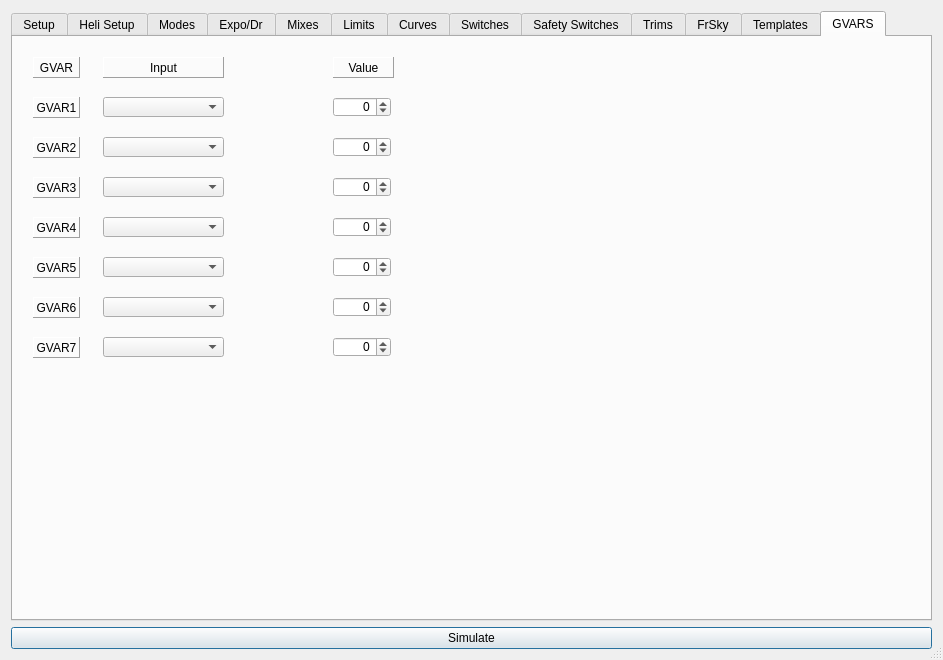
The window that src/modeledit.ui (xhorizont/eepe) describes before a commit, drawn with Qt 5.
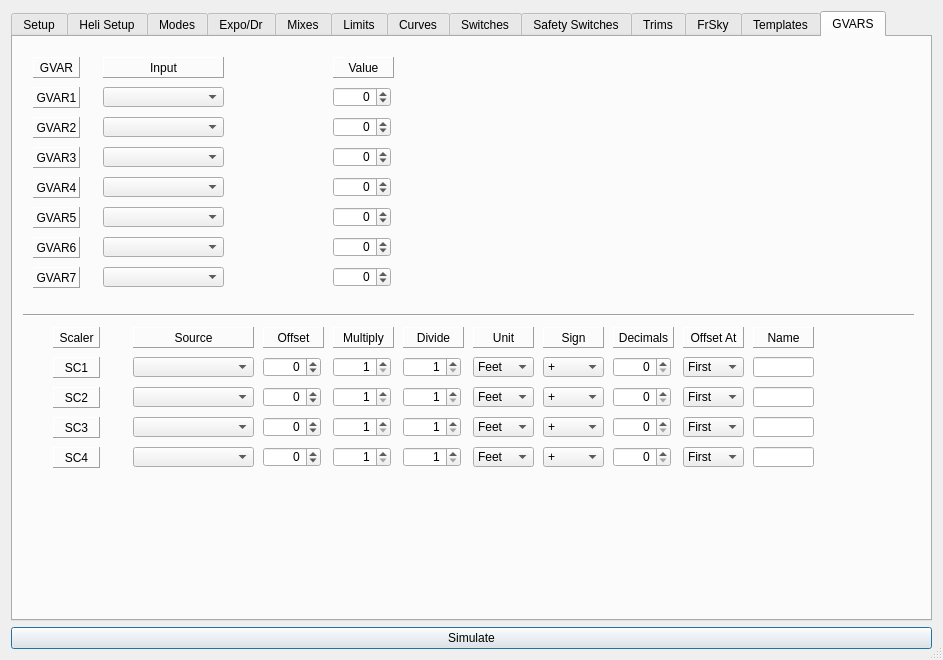
The same window after the commit. The open tabs and pages were chosen to show the change. Icons and pictures are not drawn.

Commit message: Suroces update - bug fixes, Add Scalers, Icon updates, common .pro files

```diff
--- a/src/modeledit.ui
+++ b/src/modeledit.ui
@@ -10673,7 +10673,7 @@
        <property name="geometry">
         <rect>
          <x>20</x>
-         <y>60</y>
+         <y>50</y>
          <width>47</width>
          <height>21</height>
         </rect>
@@ -10701,7 +10701,7 @@
        <property name="geometry">
         <rect>
          <x>20</x>
-         <y>100</y>
+         <y>80</y>
          <width>47</width>
          <height>21</height>
         </rect>
@@ -10729,7 +10729,7 @@
        <property name="geometry">
         <rect>
          <x>20</x>
-         <y>140</y>
+         <y>110</y>
          <width>47</width>
          <height>21</height>
         </rect>
@@ -10757,7 +10757,7 @@
        <property name="geometry">
         <rect>
          <x>20</x>
-         <y>180</y>
+         <y>140</y>
          <width>47</width>
          <height>21</height>
         </rect>
@@ -10785,7 +10785,7 @@
        <property name="geometry">
         <rect>
          <x>20</x>
-         <y>220</y>
+         <y>170</y>
          <width>47</width>
          <height>21</height>
         </rect>
@@ -10813,7 +10813,7 @@
        <property name="geometry">
         <rect>
          <x>90</x>
-         <y>60</y>
+         <y>50</y>
          <width>121</width>
          <height>20</height>
         </rect>
@@ -10823,7 +10823,7 @@
        <property name="geometry">
         <rect>
          <x>90</x>
-         <y>100</y>
+         <y>80</y>
          <width>121</width>
          <height>20</height>
         </rect>
@@ -10833,7 +10833,7 @@
        <property name="geometry">
         <rect>
          <x>90</x>
-         <y>140</y>
+         <y>110</y>
          <width>121</width>
          <height>20</height>
         </rect>
@@ -10843,7 +10843,7 @@
        <property name="geometry">
         <rect>
          <x>90</x>
-         <y>180</y>
+         <y>140</y>
          <width>121</width>
          <height>20</height>
         </rect>
@@ -10853,7 +10853,7 @@
        <property name="geometry">
         <rect>
          <x>90</x>
-         <y>220</y>
+         <y>170</y>
          <width>121</width>
          <height>20</height>
         </rect>
@@ -10863,7 +10863,7 @@
        <property name="geometry">
         <rect>
          <x>320</x>
-         <y>60</y>
+         <y>50</y>
          <width>58</width>
          <height>20</height>
         </rect>
@@ -10885,7 +10885,7 @@
        <property name="geometry">
         <rect>
          <x>320</x>
-         <y>100</y>
+         <y>80</y>
          <width>58</width>
          <height>20</height>
         </rect>
@@ -10907,7 +10907,7 @@
        <property name="geometry">
         <rect>
          <x>320</x>
-         <y>140</y>
+         <y>110</y>
          <width>58</width>
          <height>20</height>
         </rect>
@@ -10929,7 +10929,7 @@
        <property name="geometry">
         <rect>
          <x>320</x>
-         <y>220</y>
+         <y>170</y>
          <width>58</width>
          <height>20</height>
         </rect>
@@ -10951,7 +10951,7 @@
        <property name="geometry">
         <rect>
          <x>320</x>
-         <y>180</y>
+         <y>140</y>
          <width>58</width>
          <height>20</height>
         </rect>
@@ -10973,7 +10973,7 @@
        <property name="geometry">
         <rect>
          <x>20</x>
-         <y>260</y>
+         <y>200</y>
          <width>47</width>
          <height>21</height>
         </rect>
@@ -11001,7 +11001,7 @@
        <property name="geometry">
         <rect>
          <x>20</x>
-         <y>300</y>
+         <y>230</y>
          <width>47</width>
          <height>21</height>
         </rect>
@@ -11029,7 +11029,7 @@
        <property name="geometry">
         <rect>
          <x>90</x>
-         <y>260</y>
+         <y>200</y>
          <width>121</width>
          <height>20</height>
         </rect>
@@ -11039,7 +11039,7 @@
        <property name="geometry">
         <rect>
          <x>90</x>
-         <y>300</y>
+         <y>230</y>
          <width>121</width>
          <height>20</height>
         </rect>
@@ -11049,7 +11049,7 @@
        <property name="geometry">
         <rect>
          <x>320</x>
-         <y>260</y>
+         <y>200</y>
          <width>58</width>
          <height>20</height>
         </rect>
@@ -11071,7 +11071,7 @@
        <property name="geometry">
         <rect>
          <x>320</x>
-         <y>300</y>
+         <y>230</y>
          <width>58</width>
          <height>20</height>
         </rect>
@@ -11089,6 +11089,1215 @@
         <number>125</number>
        </property>
       </widget>
+      <widget class="QLabel" name="label_209">
+       <property name="geometry">
+        <rect>
+         <x>40</x>
+         <y>320</y>
+         <width>47</width>
+         <height>21</height>
+        </rect>
+       </property>
+       <property name="frameShape">
+        <enum>QFrame::Panel</enum>
+       </property>
+       <property name="frameShadow">
+        <enum>QFrame::Raised</enum>
+       </property>
+       <property name="midLineWidth">
+        <number>0</number>
+       </property>
+       <property name="text">
+        <string>SC1</string>
+       </property>
+       <property name="alignment">
+        <set>Qt::AlignCenter</set>
+       </property>
+       <property name="margin">
+        <number>3</number>
+       </property>
+      </widget>
+      <widget class="QComboBox" name="Sc1SrcCB">
+       <property name="geometry">
+        <rect>
+         <x>120</x>
+         <y>320</y>
+         <width>121</width>
+         <height>20</height>
+        </rect>
+       </property>
+      </widget>
+      <widget class="QLabel" name="label_210">
+       <property name="geometry">
+        <rect>
+         <x>40</x>
+         <y>290</y>
+         <width>47</width>
+         <height>21</height>
+        </rect>
+       </property>
+       <property name="frameShape">
+        <enum>QFrame::Panel</enum>
+       </property>
+       <property name="frameShadow">
+        <enum>QFrame::Raised</enum>
+       </property>
+       <property name="midLineWidth">
+        <number>0</number>
+       </property>
+       <property name="text">
+        <string>Scaler</string>
+       </property>
+       <property name="alignment">
+        <set>Qt::AlignCenter</set>
+       </property>
+       <property name="margin">
+        <number>3</number>
+       </property>
+      </widget>
+      <widget class="QLabel" name="label_211">
+       <property name="geometry">
+        <rect>
+         <x>120</x>
+         <y>290</y>
+         <width>121</width>
+         <height>21</height>
+        </rect>
+       </property>
+       <property name="frameShape">
+        <enum>QFrame::Panel</enum>
+       </property>
+       <property name="frameShadow">
+        <enum>QFrame::Raised</enum>
+       </property>
+       <property name="midLineWidth">
+        <number>0</number>
+       </property>
+       <property name="text">
+        <string>Source</string>
+       </property>
+       <property name="alignment">
+        <set>Qt::AlignCenter</set>
+       </property>
+       <property name="margin">
+        <number>3</number>
+       </property>
+      </widget>
+      <widget class="QLabel" name="label_212">
+       <property name="geometry">
+        <rect>
+         <x>250</x>
+         <y>290</y>
+         <width>61</width>
+         <height>21</height>
+        </rect>
+       </property>
+       <property name="frameShape">
+        <enum>QFrame::Panel</enum>
+       </property>
+       <property name="frameShadow">
+        <enum>QFrame::Raised</enum>
+       </property>
+       <property name="midLineWidth">
+        <number>0</number>
+       </property>
+       <property name="text">
+        <string>Offset</string>
+       </property>
+       <property name="alignment">
+        <set>Qt::AlignCenter</set>
+       </property>
+       <property name="margin">
+        <number>3</number>
+       </property>
+      </widget>
+      <widget class="QLabel" name="label_213">
+       <property name="geometry">
+        <rect>
+         <x>320</x>
+         <y>290</y>
+         <width>61</width>
+         <height>21</height>
+        </rect>
+       </property>
+       <property name="frameShape">
+        <enum>QFrame::Panel</enum>
+       </property>
+       <property name="frameShadow">
+        <enum>QFrame::Raised</enum>
+       </property>
+       <property name="midLineWidth">
+        <number>0</number>
+       </property>
+       <property name="text">
+        <string>Multiply</string>
+       </property>
+       <property name="alignment">
+        <set>Qt::AlignCenter</set>
+       </property>
+       <property name="margin">
+        <number>3</number>
+       </property>
+      </widget>
+      <widget class="QLabel" name="label_214">
+       <property name="geometry">
+        <rect>
+         <x>390</x>
+         <y>290</y>
+         <width>61</width>
+         <height>21</height>
+        </rect>
+       </property>
+       <property name="frameShape">
+        <enum>QFrame::Panel</enum>
+       </property>
+       <property name="frameShadow">
+        <enum>QFrame::Raised</enum>
+       </property>
+       <property name="midLineWidth">
+        <number>0</number>
+       </property>
+       <property name="text">
+        <string>Divide</string>
+       </property>
+       <property name="alignment">
+        <set>Qt::AlignCenter</set>
+       </property>
+       <property name="margin">
+        <number>3</number>
+       </property>
+      </widget>
+      <widget class="QLabel" name="label_215">
+       <property name="geometry">
+        <rect>
+         <x>460</x>
+         <y>290</y>
+         <width>61</width>
+         <height>21</height>
+        </rect>
+       </property>
+       <property name="frameShape">
+        <enum>QFrame::Panel</enum>
+       </property>
+       <property name="frameShadow">
+        <enum>QFrame::Raised</enum>
+       </property>
+       <property name="midLineWidth">
+        <number>0</number>
+       </property>
+       <property name="text">
+        <string>Unit</string>
+       </property>
+       <property name="alignment">
+        <set>Qt::AlignCenter</set>
+       </property>
+       <property name="margin">
+        <number>3</number>
+       </property>
+      </widget>
+      <widget class="QLabel" name="label_216">
+       <property name="geometry">
+        <rect>
+         <x>530</x>
+         <y>290</y>
+         <width>61</width>
+         <height>21</height>
+        </rect>
+       </property>
+       <property name="frameShape">
+        <enum>QFrame::Panel</enum>
+       </property>
+       <property name="frameShadow">
+        <enum>QFrame::Raised</enum>
+       </property>
+       <property name="midLineWidth">
+        <number>0</number>
+       </property>
+       <property name="text">
+        <string>Sign</string>
+       </property>
+       <property name="alignment">
+        <set>Qt::AlignCenter</set>
+       </property>
+       <property name="margin">
+        <number>3</number>
+       </property>
+      </widget>
+      <widget class="QLabel" name="label_217">
+       <property name="geometry">
+        <rect>
+         <x>600</x>
+         <y>290</y>
+         <width>61</width>
+         <height>21</height>
+        </rect>
+       </property>
+       <property name="frameShape">
+        <enum>QFrame::Panel</enum>
+       </property>
+       <property name="frameShadow">
+        <enum>QFrame::Raised</enum>
+       </property>
+       <property name="midLineWidth">
+        <number>0</number>
+       </property>
+       <property name="text">
+        <string>Decimals</string>
+       </property>
+       <property name="alignment">
+        <set>Qt::AlignCenter</set>
+       </property>
+       <property name="margin">
+        <number>3</number>
+       </property>
+      </widget>
+      <widget class="QLabel" name="label_218">
+       <property name="geometry">
+        <rect>
+         <x>670</x>
+         <y>290</y>
+         <width>61</width>
+         <height>21</height>
+        </rect>
+       </property>
+       <property name="frameShape">
+        <enum>QFrame::Panel</enum>
+       </property>
+       <property name="frameShadow">
+        <enum>QFrame::Raised</enum>
+       </property>
+       <property name="midLineWidth">
+        <number>0</number>
+       </property>
+       <property name="text">
+        <string>Offset At</string>
+       </property>
+       <property name="alignment">
+        <set>Qt::AlignCenter</set>
+       </property>
+       <property name="margin">
+        <number>3</number>
+       </property>
+      </widget>
+      <widget class="Line" name="line_2">
+       <property name="geometry">
+        <rect>
+         <x>10</x>
+         <y>270</y>
+         <width>891</width>
+         <height>16</height>
+        </rect>
+       </property>
+       <property name="orientation">
+        <enum>Qt::Horizontal</enum>
+       </property>
+      </widget>
+      <widget class="QSpinBox" name="Sc1OffsetSB">
+       <property name="geometry">
+        <rect>
+         <x>250</x>
+         <y>320</y>
+         <width>58</width>
+         <height>20</height>
+        </rect>
+       </property>
+       <property name="alignment">
+        <set>Qt::AlignRight|Qt::AlignTrailing|Qt::AlignVCenter</set>
+       </property>
+       <property name="accelerated">
+        <bool>true</bool>
+       </property>
+       <property name="minimum">
+        <number>-1024</number>
+       </property>
+       <property name="maximum">
+        <number>1024</number>
+       </property>
+      </widget>
+      <widget class="QSpinBox" name="Sc1MultSB">
+       <property name="geometry">
+        <rect>
+         <x>320</x>
+         <y>320</y>
+         <width>58</width>
+         <height>20</height>
+        </rect>
+       </property>
+       <property name="alignment">
+        <set>Qt::AlignRight|Qt::AlignTrailing|Qt::AlignVCenter</set>
+       </property>
+       <property name="accelerated">
+        <bool>true</bool>
+       </property>
+       <property name="minimum">
+        <number>1</number>
+       </property>
+       <property name="maximum">
+        <number>256</number>
+       </property>
+      </widget>
+      <widget class="QSpinBox" name="Sc1DivSB">
+       <property name="geometry">
+        <rect>
+         <x>390</x>
+         <y>320</y>
+         <width>58</width>
+         <height>20</height>
+        </rect>
+       </property>
+       <property name="alignment">
+        <set>Qt::AlignRight|Qt::AlignTrailing|Qt::AlignVCenter</set>
+       </property>
+       <property name="accelerated">
+        <bool>true</bool>
+       </property>
+       <property name="minimum">
+        <number>1</number>
+       </property>
+       <property name="maximum">
+        <number>256</number>
+       </property>
+      </widget>
+      <widget class="QComboBox" name="Sc1UnitsCB">
+       <property name="geometry">
+        <rect>
+         <x>460</x>
+         <y>320</y>
+         <width>61</width>
+         <height>20</height>
+        </rect>
+       </property>
+       <item>
+        <property name="text">
+         <string>Feet</string>
+        </property>
+       </item>
+       <item>
+        <property name="text">
+         <string>Volts</string>
+        </property>
+       </item>
+       <item>
+        <property name="text">
+         <string>Deg_C</string>
+        </property>
+       </item>
+       <item>
+        <property name="text">
+         <string>Deg_F</string>
+        </property>
+       </item>
+       <item>
+        <property name="text">
+         <string>mAh</string>
+        </property>
+       </item>
+       <item>
+        <property name="text">
+         <string>Amps</string>
+        </property>
+       </item>
+       <item>
+        <property name="text">
+         <string>Metre</string>
+        </property>
+       </item>
+       <item>
+        <property name="text">
+         <string>Watts</string>
+        </property>
+       </item>
+      </widget>
+      <widget class="QComboBox" name="Sc1SignCB">
+       <property name="geometry">
+        <rect>
+         <x>530</x>
+         <y>320</y>
+         <width>61</width>
+         <height>20</height>
+        </rect>
+       </property>
+       <item>
+        <property name="text">
+         <string>+</string>
+        </property>
+       </item>
+       <item>
+        <property name="text">
+         <string>-</string>
+        </property>
+       </item>
+      </widget>
+      <widget class="QComboBox" name="Sc1OffAtCB">
+       <property name="geometry">
+        <rect>
+         <x>670</x>
+         <y>320</y>
+         <width>61</width>
+         <height>20</height>
+        </rect>
+       </property>
+       <item>
+        <property name="text">
+         <string>First</string>
+        </property>
+       </item>
+       <item>
+        <property name="text">
+         <string>Last</string>
+        </property>
+       </item>
+      </widget>
+      <widget class="QSpinBox" name="Sc1DecimalsSB">
+       <property name="geometry">
+        <rect>
+         <x>600</x>
+         <y>320</y>
+         <width>58</width>
+         <height>20</height>
+        </rect>
+       </property>
+       <property name="alignment">
+        <set>Qt::AlignRight|Qt::AlignTrailing|Qt::AlignVCenter</set>
+       </property>
+       <property name="accelerated">
+        <bool>true</bool>
+       </property>
+       <property name="minimum">
+        <number>0</number>
+       </property>
+       <property name="maximum">
+        <number>2</number>
+       </property>
+      </widget>
+      <widget class="QLabel" name="label_219">
+       <property name="geometry">
+        <rect>
+         <x>740</x>
+         <y>290</y>
+         <width>61</width>
+         <height>21</height>
+        </rect>
+       </property>
+       <property name="frameShape">
+        <enum>QFrame::Panel</enum>
+       </property>
+       <property name="frameShadow">
+        <enum>QFrame::Raised</enum>
+       </property>
+       <property name="midLineWidth">
+        <number>0</number>
+       </property>
+       <property name="text">
+        <string>Name</string>
+       </property>
+       <property name="alignment">
+        <set>Qt::AlignCenter</set>
+       </property>
+       <property name="margin">
+        <number>3</number>
+       </property>
+      </widget>
+      <widget class="QLineEdit" name="SC1Name">
+       <property name="geometry">
+        <rect>
+         <x>740</x>
+         <y>320</y>
+         <width>61</width>
+         <height>20</height>
+        </rect>
+       </property>
+       <property name="maxLength">
+        <number>4</number>
+       </property>
+      </widget>
+      <widget class="QComboBox" name="Sc2SrcCB">
+       <property name="geometry">
+        <rect>
+         <x>120</x>
+         <y>350</y>
+         <width>121</width>
+         <height>20</height>
+        </rect>
+       </property>
+      </widget>
+      <widget class="QLabel" name="label_220">
+       <property name="geometry">
+        <rect>
+         <x>40</x>
+         <y>350</y>
+         <width>47</width>
+         <height>21</height>
+        </rect>
+       </property>
+       <property name="frameShape">
+        <enum>QFrame::Panel</enum>
+       </property>
+       <property name="frameShadow">
+        <enum>QFrame::Raised</enum>
+       </property>
+       <property name="midLineWidth">
+        <number>0</number>
+       </property>
+       <property name="text">
+        <string>SC2</string>
+       </property>
+       <property name="alignment">
+        <set>Qt::AlignCenter</set>
+       </property>
+       <property name="margin">
+        <number>3</number>
+       </property>
+      </widget>
+      <widget class="QLabel" name="label_221">
+       <property name="geometry">
+        <rect>
+         <x>40</x>
+         <y>380</y>
+         <width>47</width>
+         <height>21</height>
+        </rect>
+       </property>
+       <property name="frameShape">
+        <enum>QFrame::Panel</enum>
+       </property>
+       <property name="frameShadow">
+        <enum>QFrame::Raised</enum>
+       </property>
+       <property name="midLineWidth">
+        <number>0</number>
+       </property>
+       <property name="text">
+        <string>SC3</string>
+       </property>
+       <property name="alignment">
+        <set>Qt::AlignCenter</set>
+       </property>
+       <property name="margin">
+        <number>3</number>
+       </property>
+      </widget>
+      <widget class="QLabel" name="label_222">
+       <property name="geometry">
+        <rect>
+         <x>40</x>
+         <y>410</y>
+         <width>47</width>
+         <height>21</height>
+        </rect>
+       </property>
+       <property name="frameShape">
+        <enum>QFrame::Panel</enum>
+       </property>
+       <property name="frameShadow">
+        <enum>QFrame::Raised</enum>
+       </property>
+       <property name="midLineWidth">
+        <number>0</number>
+       </property>
+       <property name="text">
+        <string>SC4</string>
+       </property>
+       <property name="alignment">
+        <set>Qt::AlignCenter</set>
+       </property>
+       <property name="margin">
+        <number>3</number>
+       </property>
+      </widget>
+      <widget class="QComboBox" name="Sc3SrcCB">
+       <property name="geometry">
+        <rect>
+         <x>120</x>
+         <y>380</y>
+         <width>121</width>
+         <height>20</height>
+        </rect>
+       </property>
+      </widget>
+      <widget class="QComboBox" name="Sc4SrcCB">
+       <property name="geometry">
+        <rect>
+         <x>120</x>
+         <y>410</y>
+         <width>121</width>
+         <height>20</height>
+        </rect>
+       </property>
+      </widget>
+      <widget class="QSpinBox" name="Sc2MultSB">
+       <property name="geometry">
+        <rect>
+         <x>320</x>
+         <y>350</y>
+         <width>58</width>
+         <height>20</height>
+        </rect>
+       </property>
+       <property name="alignment">
+        <set>Qt::AlignRight|Qt::AlignTrailing|Qt::AlignVCenter</set>
+       </property>
+       <property name="accelerated">
+        <bool>true</bool>
+       </property>
+       <property name="minimum">
+        <number>1</number>
+       </property>
+       <property name="maximum">
+        <number>256</number>
+       </property>
+      </widget>
+      <widget class="QSpinBox" name="Sc2OffsetSB">
+       <property name="geometry">
+        <rect>
+         <x>250</x>
+         <y>350</y>
+         <width>58</width>
+         <height>20</height>
+        </rect>
+       </property>
+       <property name="alignment">
+        <set>Qt::AlignRight|Qt::AlignTrailing|Qt::AlignVCenter</set>
+       </property>
+       <property name="accelerated">
+        <bool>true</bool>
+       </property>
+       <property name="minimum">
+        <number>-1024</number>
+       </property>
+       <property name="maximum">
+        <number>1024</number>
+       </property>
+      </widget>
+      <widget class="QLineEdit" name="SC2Name">
+       <property name="geometry">
+        <rect>
+         <x>740</x>
+         <y>350</y>
+         <width>61</width>
+         <height>20</height>
+        </rect>
+       </property>
+       <property name="maxLength">
+        <number>4</number>
+       </property>
+      </widget>
+      <widget class="QComboBox" name="Sc2SignCB">
+       <property name="geometry">
+        <rect>
+         <x>530</x>
+         <y>350</y>
+         <width>61</width>
+         <height>20</height>
+        </rect>
+       </property>
+       <item>
+        <property name="text">
+         <string>+</string>
+        </property>
+       </item>
+       <item>
+        <property name="text">
+         <string>-</string>
+        </property>
+       </item>
+      </widget>
+      <widget class="QComboBox" name="Sc2OffAtCB">
+       <property name="geometry">
+        <rect>
+         <x>670</x>
+         <y>350</y>
+         <width>61</width>
+         <height>20</height>
+        </rect>
+       </property>
+       <item>
+        <property name="text">
+         <string>First</string>
+        </property>
+       </item>
+       <item>
+        <property name="text">
+         <string>Last</string>
+        </property>
+       </item>
+      </widget>
+      <widget class="QSpinBox" name="Sc2DecimalsSB">
+       <property name="geometry">
+        <rect>
+         <x>600</x>
+         <y>350</y>
+         <width>58</width>
+         <height>20</height>
+        </rect>
+       </property>
+       <property name="alignment">
+        <set>Qt::AlignRight|Qt::AlignTrailing|Qt::AlignVCenter</set>
+       </property>
+       <property name="accelerated">
+        <bool>true</bool>
+       </property>
+       <property name="minimum">
+        <number>0</number>
+       </property>
+       <property name="maximum">
+        <number>2</number>
+       </property>
+      </widget>
+      <widget class="QComboBox" name="Sc2UnitsCB">
+       <property name="geometry">
+        <rect>
+         <x>460</x>
+         <y>350</y>
+         <width>61</width>
+         <height>20</height>
+        </rect>
+       </property>
+       <item>
+        <property name="text">
+         <string>Feet</string>
+        </property>
+       </item>
+       <item>
+        <property name="text">
+         <string>Volts</string>
+        </property>
+       </item>
+       <item>
+        <property name="text">
+         <string>Deg_C</string>
+        </property>
+       </item>
+       <item>
+        <property name="text">
+         <string>Deg_F</string>
+        </property>
+       </item>
+       <item>
+        <property name="text">
+         <string>mAh</string>
+        </property>
+       </item>
+       <item>
+        <property name="text">
+         <string>Amps</string>
+        </property>
+       </item>
+       <item>
+        <property name="text">
+         <string>Metre</string>
+        </property>
+       </item>
+       <item>
+        <property name="text">
+         <string>Watts</string>
+        </property>
+       </item>
+      </widget>
+      <widget class="QSpinBox" name="Sc2DivSB">
+       <property name="geometry">
+        <rect>
+         <x>390</x>
+         <y>350</y>
+         <width>58</width>
+         <height>20</height>
+        </rect>
+       </property>
+       <property name="alignment">
+        <set>Qt::AlignRight|Qt::AlignTrailing|Qt::AlignVCenter</set>
+       </property>
+       <property name="accelerated">
+        <bool>true</bool>
+       </property>
+       <property name="minimum">
+        <number>1</number>
+       </property>
+       <property name="maximum">
+        <number>256</number>
+       </property>
+      </widget>
+      <widget class="QLineEdit" name="SC3Name">
+       <property name="geometry">
+        <rect>
+         <x>740</x>
+         <y>380</y>
+         <width>61</width>
+         <height>20</height>
+        </rect>
+       </property>
+       <property name="maxLength">
+        <number>4</number>
+       </property>
+      </widget>
+      <widget class="QSpinBox" name="Sc3DivSB">
+       <property name="geometry">
+        <rect>
+         <x>390</x>
+         <y>380</y>
+         <width>58</width>
+         <height>20</height>
+        </rect>
+       </property>
+       <property name="alignment">
+        <set>Qt::AlignRight|Qt::AlignTrailing|Qt::AlignVCenter</set>
+       </property>
+       <property name="accelerated">
+        <bool>true</bool>
+       </property>
+       <property name="minimum">
+        <number>1</number>
+       </property>
+       <property name="maximum">
+        <number>256</number>
+       </property>
+      </widget>
+      <widget class="QComboBox" name="Sc3SignCB">
+       <property name="geometry">
+        <rect>
+         <x>530</x>
+         <y>380</y>
+         <width>61</width>
+         <height>20</height>
+        </rect>
+       </property>
+       <item>
+        <property name="text">
+         <string>+</string>
+        </property>
+       </item>
+       <item>
+        <property name="text">
+         <string>-</string>
+        </property>
+       </item>
+      </widget>
+      <widget class="QSpinBox" name="Sc3MultSB">
+       <property name="geometry">
+        <rect>
+         <x>320</x>
+         <y>380</y>
+         <width>58</width>
+         <height>20</height>
+        </rect>
+       </property>
+       <property name="alignment">
+        <set>Qt::AlignRight|Qt::AlignTrailing|Qt::AlignVCenter</set>
+       </property>
+       <property name="accelerated">
+        <bool>true</bool>
+       </property>
+       <property name="minimum">
+        <number>1</number>
+       </property>
+       <property name="maximum">
+        <number>256</number>
+       </property>
+      </widget>
+      <widget class="QSpinBox" name="Sc3DecimalsSB">
+       <property name="geometry">
+        <rect>
+         <x>600</x>
+         <y>380</y>
+         <width>58</width>
+         <height>20</height>
+        </rect>
+       </property>
+       <property name="alignment">
+        <set>Qt::AlignRight|Qt::AlignTrailing|Qt::AlignVCenter</set>
+       </property>
+       <property name="accelerated">
+        <bool>true</bool>
+       </property>
+       <property name="minimum">
+        <number>0</number>
+       </property>
+       <property name="maximum">
+        <number>2</number>
+       </property>
+      </widget>
+      <widget class="QComboBox" name="Sc3OffAtCB">
+       <property name="geometry">
+        <rect>
+         <x>670</x>
+         <y>380</y>
+         <width>61</width>
+         <height>20</height>
+        </rect>
+       </property>
+       <item>
+        <property name="text">
+         <string>First</string>
+        </property>
+       </item>
+       <item>
+        <property name="text">
+         <string>Last</string>
+        </property>
+       </item>
+      </widget>
+      <widget class="QSpinBox" name="Sc3OffsetSB">
+       <property name="geometry">
+        <rect>
+         <x>250</x>
+         <y>380</y>
+         <width>58</width>
+         <height>20</height>
+        </rect>
+       </property>
+       <property name="alignment">
+        <set>Qt::AlignRight|Qt::AlignTrailing|Qt::AlignVCenter</set>
+       </property>
+       <property name="accelerated">
+        <bool>true</bool>
+       </property>
+       <property name="minimum">
+        <number>-1024</number>
+       </property>
+       <property name="maximum">
+        <number>1024</number>
+       </property>
+      </widget>
+      <widget class="QComboBox" name="Sc3UnitsCB">
+       <property name="geometry">
+        <rect>
+         <x>460</x>
+         <y>380</y>
+         <width>61</width>
+         <height>20</height>
+        </rect>
+       </property>
+       <item>
+        <property name="text">
+         <string>Feet</string>
+        </property>
+       </item>
+       <item>
+        <property name="text">
+         <string>Volts</string>
+        </property>
+       </item>
+       <item>
+        <property name="text">
+         <string>Deg_C</string>
+        </property>
+       </item>
+       <item>
+        <property name="text">
+         <string>Deg_F</string>
+        </property>
+       </item>
+       <item>
+        <property name="text">
+         <string>mAh</string>
+        </property>
+       </item>
+       <item>
+        <property name="text">
+         <string>Amps</string>
+        </property>
+       </item>
+       <item>
+        <property name="text">
+         <string>Metre</string>
+        </property>
+       </item>
+       <item>
+        <property name="text">
+         <string>Watts</string>
+        </property>
+       </item>
+      </widget>
+      <widget class="QLineEdit" name="SC4Name">
+       <property name="geometry">
+        <rect>
+         <x>740</x>
+         <y>410</y>
+         <width>61</width>
+         <height>20</height>
+        </rect>
+       </property>
+       <property name="maxLength">
+        <number>4</number>
+       </property>
+      </widget>
+      <widget class="QSpinBox" name="Sc4DivSB">
+       <property name="geometry">
+        <rect>
+         <x>390</x>
+         <y>410</y>
+         <width>58</width>
+         <height>20</height>
+        </rect>
+       </property>
+       <property name="alignment">
+        <set>Qt::AlignRight|Qt::AlignTrailing|Qt::AlignVCenter</set>
+       </property>
+       <property name="accelerated">
+        <bool>true</bool>
+       </property>
+       <property name="minimum">
+        <number>1</number>
+       </property>
+       <property name="maximum">
+        <number>256</number>
+       </property>
+      </widget>
+      <widget class="QComboBox" name="Sc4UnitsCB">
+       <property name="geometry">
+        <rect>
+         <x>460</x>
+         <y>410</y>
+         <width>61</width>
+         <height>20</height>
+        </rect>
+       </property>
+       <item>
+        <property name="text">
+         <string>Feet</string>
+        </property>
+       </item>
+       <item>
+        <property name="text">
+         <string>Volts</string>
+        </property>
+       </item>
+       <item>
+        <property name="text">
+         <string>Deg_C</string>
+        </property>
+       </item>
+       <item>
+        <property name="text">
+         <string>Deg_F</string>
+        </property>
+       </item>
+       <item>
+        <property name="text">
+         <string>mAh</string>
+        </property>
+       </item>
+       <item>
+        <property name="text">
+         <string>Amps</string>
+        </property>
+       </item>
+       <item>
+        <property name="text">
+         <string>Metre</string>
+        </property>
+       </item>
+       <item>
+        <property name="text">
+         <string>Watts</string>
+        </property>
+       </item>
+      </widget>
+      <widget class="QSpinBox" name="Sc4DecimalsSB">
+       <property name="geometry">
+        <rect>
+         <x>600</x>
+         <y>410</y>
+         <width>58</width>
+         <height>20</height>
+        </rect>
+       </property>
+       <property name="alignment">
+        <set>Qt::AlignRight|Qt::AlignTrailing|Qt::AlignVCenter</set>
+       </property>
+       <property name="accelerated">
+        <bool>true</bool>
+       </property>
+       <property name="minimum">
+        <number>0</number>
+       </property>
+       <property name="maximum">
+        <number>2</number>
+       </property>
+      </widget>
+      <widget class="QSpinBox" name="Sc4MultSB">
+       <property name="geometry">
+        <rect>
+         <x>320</x>
+         <y>410</y>
+         <width>58</width>
+         <height>20</height>
+        </rect>
+       </property>
+       <property name="alignment">
+        <set>Qt::AlignRight|Qt::AlignTrailing|Qt::AlignVCenter</set>
+       </property>
+       <property name="accelerated">
+        <bool>true</bool>
+       </property>
+       <property name="minimum">
+        <number>1</number>
+       </property>
+       <property name="maximum">
+        <number>256</number>
+       </property>
+      </widget>
+      <widget class="QComboBox" name="Sc4SignCB">
+       <property name="geometry">
+        <rect>
+         <x>530</x>
+         <y>410</y>
+         <width>61</width>
+         <height>20</height>
+        </rect>
+       </property>
+       <item>
+        <property name="text">
+         <string>+</string>
+        </property>
+       </item>
+       <item>
+        <property name="text">
+         <string>-</string>
+        </property>
+       </item>
+      </widget>
+      <widget class="QComboBox" name="Sc4OffAtCB">
+       <property name="geometry">
+        <rect>
+         <x>670</x>
+         <y>410</y>
+         <width>61</width>
+         <height>20</height>
+        </rect>
+       </property>
+       <item>
+        <property name="text">
+         <string>First</string>
+        </property>
+       </item>
+       <item>
+        <property name="text">
+         <string>Last</string>
+        </property>
+       </item>
+      </widget>
+      <widget class="QSpinBox" name="Sc4OffsetSB">
+       <property name="geometry">
+        <rect>
+         <x>250</x>
+         <y>410</y>
+         <width>58</width>
+         <height>20</height>
+        </rect>
+       </property>
+       <property name="alignment">
+        <set>Qt::AlignRight|Qt::AlignTrailing|Qt::AlignVCenter</set>
+       </property>
+       <property name="accelerated">
+        <bool>true</bool>
+       </property>
+       <property name="minimum">
+        <number>-1024</number>
+       </property>
+       <property name="maximum">
+        <number>1024</number>
+       </property>
+      </widget>
      </widget>
     </widget>
    </item>
```
Left out of the diff: 108 changed lines with no effect on the pictures. The commit also changes 51 other files.
